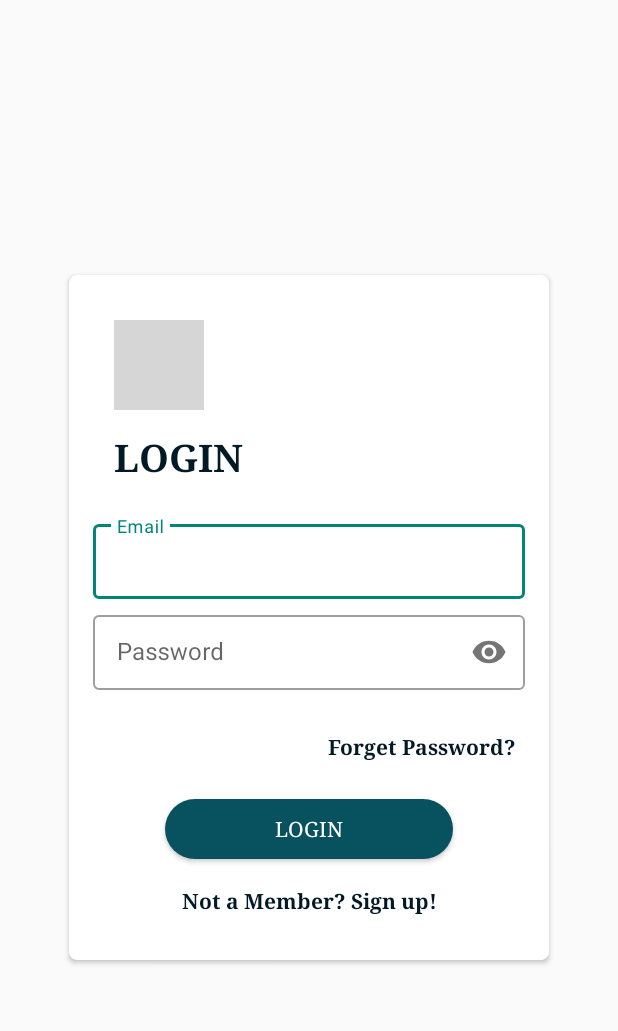
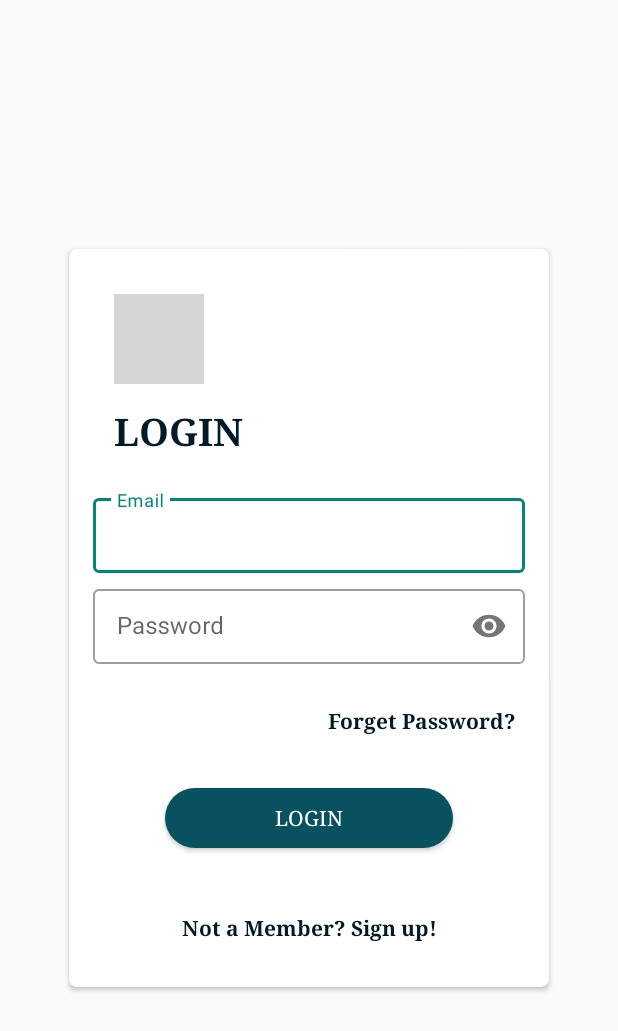
Before and after one commit to Tanvigg/TTNBootCamp_Assignments, an Android app: the screen it shows after launch (LoginActivity), on a phone screen of 412 x 824 dp. Shown: the top 1031 px of the screen. Run offline under Robolectric (Android 15) with nearby library versions, the light colour scheme and no system bars; grey boxes are pictures that could not be loaded.

Commit message:
login-layout done

```diff
--- a/BootCampProject1/Login/src/main/res/layout/activity_login.xml
+++ b/BootCampProject1/Login/src/main/res/layout/activity_login.xml
@@ -120,9 +120,9 @@
                     android:layout_width="200dp"
                     android:layout_height="wrap_content"
                     android:layout_gravity="center"
-                    android:layout_marginTop="15dp"
                     android:background="@drawable/btn_rounded"
                     android:text="LOGIN"
+                    android:layout_margin="25dp"
                     android:textColor="#ffffff"
                     android:fontFamily="serif"/>
 
```
